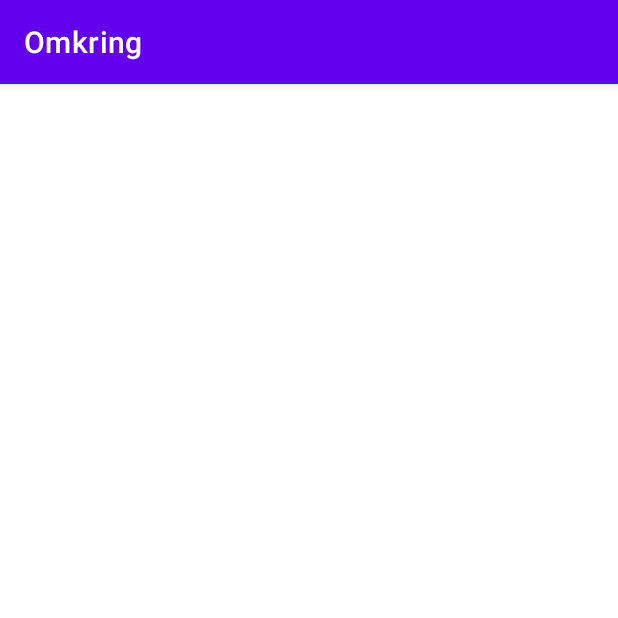
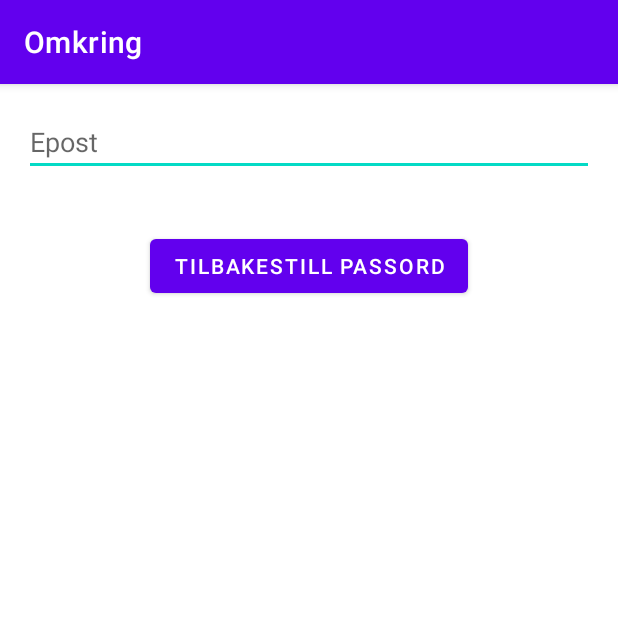
Before and after one commit to h600884/Omkring, an Android app: the GlemtPassordActivity screen opened directly, with no data from a screen before it, on a phone screen of 412 x 824 dp, the top half of it. Run offline under Robolectric (Android 15) with nearby library versions, the phone set to English and light mode, and no system bars; our stand-ins replace Firebase (no records; nobody signed in at launch, a user with empty details on screens opened directly).

Commit message:
Tilbakestill passord

```diff
--- a/app/src/main/java/hvl/bachelor/omkring/GlemtPassordActivity.java
+++ b/app/src/main/java/hvl/bachelor/omkring/GlemtPassordActivity.java
@@ -2,13 +2,73 @@ package hvl.bachelor.omkring;
 
 import androidx.appcompat.app.AppCompatActivity;
 
+import android.app.ProgressDialog;
 import android.os.Bundle;
+import android.view.View;
+import android.widget.Button;
+import android.widget.EditText;
+import android.widget.Toast;
+
+import com.google.firebase.auth.FirebaseAuth;
+import com.google.firebase.auth.FirebaseUser;
 
 public class GlemtPassordActivity extends AppCompatActivity {
+
+    EditText inputEpost;
+
+    Button tilbakestillButton;
+
+    final String epostPattern = "^(.+)@(\\S+)$";
+
+    ProgressDialog progressDialog;
+
+    FirebaseAuth mAuth;
+    FirebaseUser mUser;
 
     @Override
     protected void onCreate(Bundle savedInstanceState) {
         super.onCreate(savedInstanceState);
         setContentView(R.layout.activity_glemt_passord);
+
+        inputEpost = findViewById(R.id.inputEpostTilbakestill);
+        tilbakestillButton = findViewById(R.id.tilbakestillButton);
+
+        progressDialog = new ProgressDialog(this);
+
+        mAuth = FirebaseAuth.getInstance();
+        mUser = mAuth.getCurrentUser();
+
+        tilbakestillButton.setOnClickListener(new View.OnClickListener() {
+            @Override
+            public void onClick(View view) {
+                tilbakestillPassord();
+            }
+        });
     }
+
+    private void tilbakestillPassord() {
+        String email = inputEpost.getText().toString().trim();
+
+        // Validate the email input
+        if (!email.matches(epostPattern)) {
+            inputEpost.setError("Ugyldig e-postadresse");
+            inputEpost.requestFocus();
+            return;
+        }
+
+        progressDialog.setMessage("Sender instruksjoner for tilbakestilling av passord...");
+        progressDialog.show();
+
+        // Send a password reset email to the user's email address
+        mAuth.sendPasswordResetEmail(email)
+                .addOnCompleteListener(task -> {
+                    progressDialog.dismiss();
+                    if (task.isSuccessful()) {
+                        Toast.makeText(GlemtPassordActivity.this, "Instruksjoner for tilbakestilling av passord er sendt til " + email, Toast.LENGTH_LONG).show();
+                    } else {
+                        Toast.makeText(GlemtPassordActivity.this, "Feil ved sending av instruksjoner. Vennligst prøv igjen senere.", Toast.LENGTH_LONG).show();
+                    }
+                });
+    }
+
 }
--- a/app/src/main/java/hvl/bachelor/omkring/RegistrerActivity.java
+++ b/app/src/main/java/hvl/bachelor/omkring/RegistrerActivity.java
@@ -9,7 +9,6 @@ import android.os.Bundle;
 import android.view.View;
 import android.widget.Button;
 import android.widget.EditText;
-import android.widget.TextView;
 import android.widget.Toast;
 
 import com.google.android.gms.tasks.OnCompleteListener;
@@ -39,7 +38,7 @@ public class RegistrerActivity extends AppCompatActivity {
         inputEpost = findViewById(R.id.inputEpost);
         inputPassord = findViewById(R.id.inputPassord);
         inputBekreftPassord = findViewById(R.id.inputBekreftPassord);
-        registrerButton = findViewById(R.id.registrerButton);
+        registrerButton = findViewById(R.id.tilbakestillButton);
 
         progressDialog = new ProgressDialog(this);
 
--- a/app/src/main/res/layout/activity_glemt_passord.xml
+++ b/app/src/main/res/layout/activity_glemt_passord.xml
@@ -1,9 +1,25 @@
 <?xml version="1.0" encoding="utf-8"?>
-<androidx.constraintlayout.widget.ConstraintLayout xmlns:android="http://schemas.android.com/apk/res/android"
-    xmlns:app="http://schemas.android.com/apk/res-auto"
-    xmlns:tools="http://schemas.android.com/tools"
+<RelativeLayout xmlns:android="http://schemas.android.com/apk/res/android"
     android:layout_width="match_parent"
-    android:layout_height="match_parent"
-    tools:context=".GlemtPassordActivity">
+    android:layout_height="match_parent">
 
-</androidx.constraintlayout.widget.ConstraintLayout>
+    <EditText
+        android:id="@+id/inputEpostTilbakestill"
+        android:layout_width="match_parent"
+        android:layout_height="wrap_content"
+        android:layout_marginStart="16dp"
+        android:layout_marginTop="16dp"
+        android:layout_marginEnd="16dp"
+        android:layout_marginBottom="16dp"
+        android:hint="Epost" />
+
+    <Button
+        android:id="@+id/tilbakestillButton"
+        android:layout_width="wrap_content"
+        android:layout_height="wrap_content"
+        android:layout_below="@+id/inputEpostTilbakestill"
+        android:layout_centerHorizontal="true"
+        android:layout_marginTop="20dp"
+        android:text="Tilbakestill Passord" />
+
+</RelativeLayout>
--- a/app/src/main/res/layout/activity_registrer.xml
+++ b/app/src/main/res/layout/activity_registrer.xml
@@ -32,7 +32,7 @@
         android:inputType="textPassword"/>
 
     <Button
-        android:id="@+id/registrerButton"
+        android:id="@+id/tilbakestillButton"
         android:layout_width="wrap_content"
         android:layout_height="wrap_content"
         android:layout_below="@+id/inputBekreftPassord"
```
